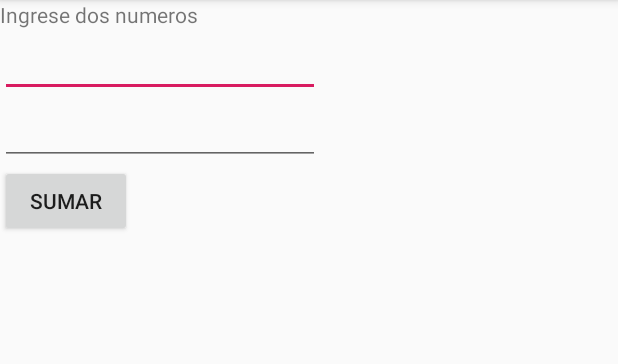
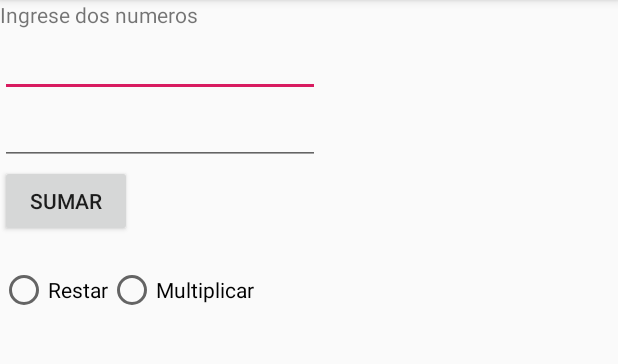
Before and after one commit to cristian16b/Android-PrimerosPasos, an Android app: the screen it shows after launch (MainActivity), on a phone screen of 412 x 824 dp, the part 84-448 px from its top. Run offline under Robolectric (Android 15) with nearby library versions, the phone set to English and light mode, and no system bars.

Commit message:
agregado radiobutton

```diff
--- a/app/src/main/java/com/example/usuario/myapplication/MainActivity.java
+++ b/app/src/main/java/com/example/usuario/myapplication/MainActivity.java
@@ -40,5 +40,4 @@ public class MainActivity extends AppCompatActivity {
         }
     }
 
-
 }
--- a/app/src/main/res/layout/activity_main.xml
+++ b/app/src/main/res/layout/activity_main.xml
@@ -55,6 +55,25 @@
             android:layout_height="wrap_content"
             tools:layout_editor_absoluteX="162dp"
             tools:layout_editor_absoluteY="165dp" />
+
+        <LinearLayout
+            android:layout_width="wrap_content"
+            android:layout_height="wrap_content"
+            android:orientation="horizontal">
+
+            <RadioButton
+                android:id="@+id/radioRestar"
+                android:layout_width="match_parent"
+                android:layout_height="wrap_content"
+                android:text="Restar" />
+
+            <RadioButton
+                android:id="@+id/radioMultiplicar"
+                android:layout_width="match_parent"
+                android:layout_height="wrap_content"
+                android:text="Multiplicar" />
+        </LinearLayout>
+
     </LinearLayout>
 
 </android.support.constraint.ConstraintLayout>
```
